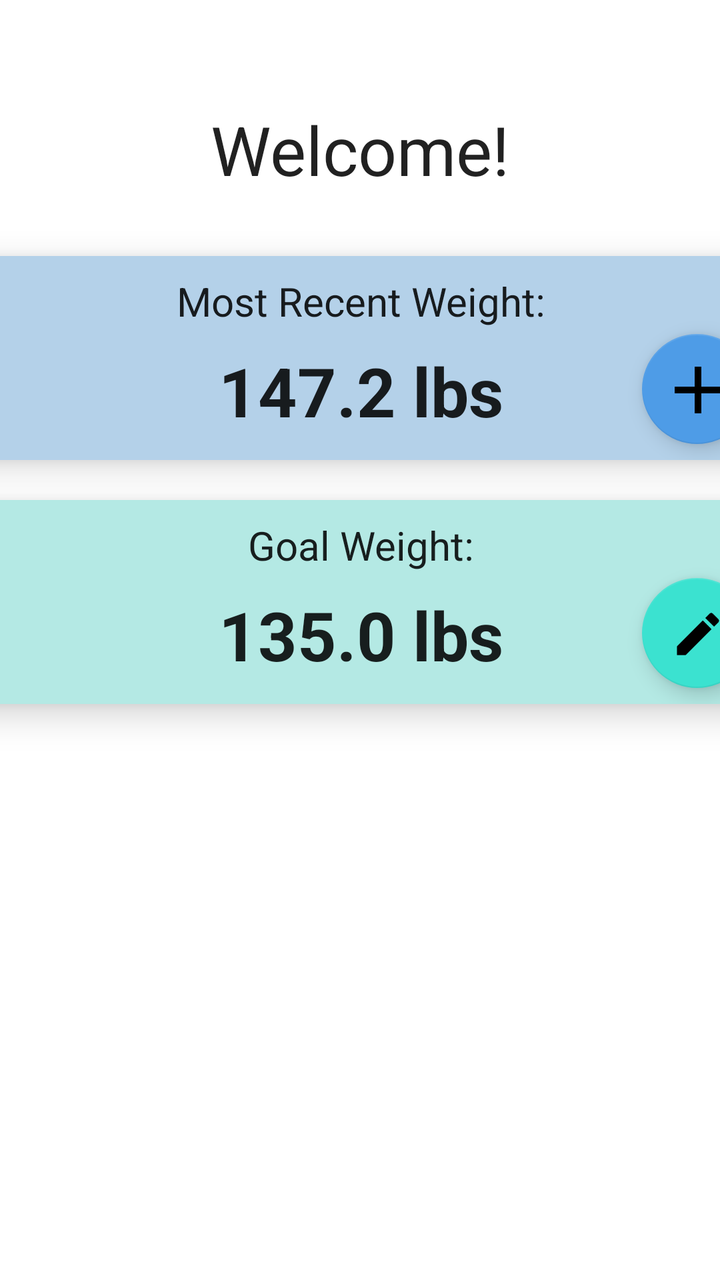
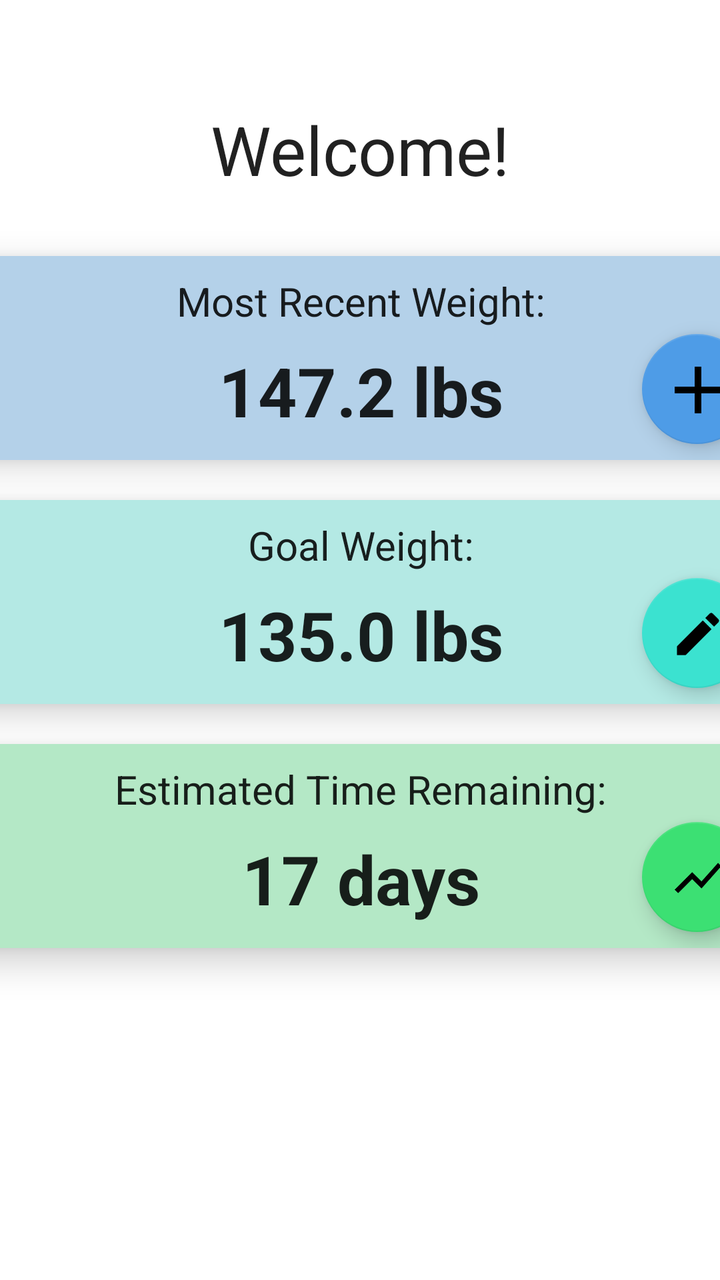

Before-and-after screenshots of an Android layout around one commit, followed by the original layout XML and the change that was made.
<!-- AndroidManifest.xml: application theme Theme.Turco_Michael_Weight_Tracking -->
<!-- res/layout/fragment_home.xml -->
<?xml version="1.0" encoding="utf-8"?>
<androidx.constraintlayout.widget.ConstraintLayout xmlns:android="http://schemas.android.com/apk/res/android"
    xmlns:app="http://schemas.android.com/apk/res-auto"
    xmlns:tools="http://schemas.android.com/tools"
    android:layout_width="match_parent"
    android:layout_height="match_parent"
    tools:context=".ui.home.HomeFragment">

    <TextView
        android:id="@+id/welcome"
        android:layout_width="347dp"
        android:layout_height="45dp"
        android:layout_marginStart="32dp"
        android:layout_marginTop="52dp"
        android:layout_marginEnd="32dp"
        android:gravity="center"
        android:text="@string/home_welcome"
        android:textAppearance="@style/TextAppearance.AppCompat.Large"
        android:textSize="34sp"
        app:layout_constraintEnd_toEndOf="parent"
        app:layout_constraintStart_toStartOf="parent"
        app:layout_constraintTop_toTopOf="parent" />

    <androidx.cardview.widget.CardView
        android:id="@+id/card_most_recent_weight"
        android:layout_width="407dp"
        android:layout_height="102dp"
        android:layout_marginStart="2dp"
        android:layout_marginTop="31dp"
        android:layout_marginEnd="2dp"
        app:cardBackgroundColor="@color/blue_light"
        app:cardCornerRadius="10dp"
        app:cardElevation="10dp"
        app:layout_constraintEnd_toEndOf="parent"
        app:layout_constraintStart_toStartOf="parent"
        app:layout_constraintTop_toBottomOf="@+id/welcome">

        <androidx.constraintlayout.widget.ConstraintLayout
            android:layout_width="match_parent"
            android:layout_height="match_parent">

            <TextView
                android:id="@+id/title_most_recent_weight"
                android:layout_width="match_parent"
                android:layout_height="45dp"
                android:gravity="center"
                android:text="@string/home_most_recent_weight"
                android:textAppearance="@style/TextAppearance.AppCompat.Large"
                android:textSize="20sp"
                app:layout_constraintEnd_toEndOf="parent"
                app:layout_constraintStart_toStartOf="parent"
                app:layout_constraintTop_toTopOf="parent" />

            <TextView
                android:id="@+id/most_recent_weight"
                android:layout_width="267dp"
                android:layout_height="48dp"
                android:layout_marginBottom="12dp"
                android:gravity="bottom|center"
                android:text="147.2 lbs"
                android:textAppearance="@style/TextAppearance.AppCompat.Large"
                android:textSize="34sp"
                android:textStyle="bold"
                app:layout_constraintBottom_toBottomOf="parent"
                app:layout_constraintEnd_toEndOf="parent"
                app:layout_constraintStart_toStartOf="parent" />

            <com.google.android.material.floatingactionbutton.FloatingActionButton
                android:id="@+id/add_weight"
                android:layout_width="62dp"
                android:layout_height="55dp"
                android:layout_marginEnd="8dp"
                android:layout_marginBottom="8dp"
                android:clickable="true"
                android:contentDescription="@string/title_new_weight"
                android:src="@drawable/ic_add_black_24dp"
                app:backgroundTint="@color/blue_medium"
                app:layout_constraintBottom_toBottomOf="parent"
                app:layout_constraintEnd_toEndOf="parent"
                app:maxImageSize="40dp" />
        </androidx.constraintlayout.widget.ConstraintLayout>

    </androidx.cardview.widget.CardView>

    <androidx.cardview.widget.CardView
        android:id="@+id/card_goal_weight"
        android:layout_width="407dp"
        android:layout_height="102dp"
        android:layout_marginStart="2dp"
        android:layout_marginTop="20dp"
        android:layout_marginEnd="2dp"
        app:cardBackgroundColor="@color/teal_light"
        app:cardCornerRadius="10dp"
        app:cardElevation="10dp"
        app:layout_constraintEnd_toEndOf="parent"
        app:layout_constraintStart_toStartOf="parent"
        app:layout_constraintTop_toBottomOf="@+id/card_most_recent_weight">

        <androidx.constraintlayout.widget.ConstraintLayout
            android:layout_width="match_parent"
            android:layout_height="match_parent">

            <TextView
                android:id="@+id/title_goal_weight"
                android:layout_width="match_parent"
                android:layout_height="45dp"
                android:gravity="center"
                android:text="@string/home_goal_weight"
                android:textAppearance="@style/TextAppearance.AppCompat.Large"
                android:textSize="20sp"
                app:layout_constraintEnd_toEndOf="parent"
                app:layout_constraintStart_toStartOf="parent"
                app:layout_constraintTop_toTopOf="parent" />

            <TextView
                android:id="@+id/goal_weight"
                android:layout_width="267dp"
                android:layout_height="48dp"
                android:layout_marginBottom="12dp"
                android:gravity="bottom|center"
                android:text="135.0 lbs"
                android:textAppearance="@style/TextAppearance.AppCompat.Large"
                android:textSize="34sp"
                android:textStyle="bold"
                app:layout_constraintBottom_toBottomOf="parent"
                app:layout_constraintEnd_toEndOf="parent"
                app:layout_constraintStart_toStartOf="parent" />

            <com.google.android.material.floatingactionbutton.FloatingActionButton
                android:id="@+id/edit_goal_weight"
                android:layout_width="62dp"
                android:layout_height="55dp"
                android:layout_marginEnd="8dp"
                android:layout_marginBottom="8dp"
                android:clickable="true"
                android:contentDescription="@string/title_new_weight"
                android:src="@drawable/ic_edit_black_24dp"
                app:backgroundTint="@color/teal_medium"
                app:layout_constraintBottom_toBottomOf="parent"
                app:layout_constraintEnd_toEndOf="parent"
                app:maxImageSize="28dp" />
        </androidx.constraintlayout.widget.ConstraintLayout>

    </androidx.cardview.widget.CardView>

</androidx.constraintlayout.widget.ConstraintLayout>
<!-- resources referenced by this layout -->
<resources>
  <color name="blue_light">#B4D1E9</color>
  <color name="blue_medium">#4E9CE7</color>
  <color name="teal_light">#B4E9E4</color>
  <color name="teal_medium">#3BE2D0</color>
  <!-- drawable ic_add_black_24dp (drawable) -->
  <vector xmlns:android="http://schemas.android.com/apk/res/android"
      android:height="24dp"
      android:tint="#000000"
      android:viewportHeight="24"
      android:viewportWidth="24"
      android:width="24dp">
  
      <path
          android:fillColor="@android:color/white"
          android:pathData="M19,13h-6v6h-2v-6H5v-2h6V5h2v6h6v2z" />
  
  </vector>
  <!-- drawable ic_edit_black_24dp (drawable) -->
  <vector xmlns:android="http://schemas.android.com/apk/res/android"
      android:height="24dp"
      android:tint="#000000"
      android:viewportHeight="24"
      android:viewportWidth="24"
      android:width="24dp">
  
      <path
          android:fillColor="@android:color/white"
          android:pathData="M3,17.25V21h3.75L17.81,9.94l-3.75,-3.75L3,17.25zM20.71,7.04c0.39,-0.39 0.39,-1.02 0,-1.41l-2.34,-2.34c-0.39,-0.39 -1.02,-0.39 -1.41,0l-1.83,1.83 3.75,3.75 1.83,-1.83z" />
  
  </vector>
  <string name="home_goal_weight">Goal Weight:</string>
  <string name="home_most_recent_weight">Most Recent Weight:</string>
  <string name="home_welcome">Welcome!</string>
  <string name="title_new_weight">New Weight</string>
  <style name="Theme.Turco_Michael_Weight_Tracking" parent="Theme.MaterialComponents.DayNight.DarkActionBar">
          
          <item name="colorPrimary">@color/blue_500</item>
          <item name="colorPrimaryVariant">@color/blue_700</item>
          <item name="colorOnPrimary">@color/white</item>
          
          <item name="colorSecondary">@color/teal_200</item>
          <item name="colorSecondaryVariant">@color/teal_700</item>
          <item name="colorOnSecondary">@color/black</item>
          
          <item name="android:statusBarColor">?attr/colorPrimaryVariant</item>
          
      </style>
  <color name="blue_500">#0077EE</color>
  <color name="blue_700">#0042B3</color>
  <color name="white">#FFFFFFFF</color>
  <color name="teal_200">#FF03DAC5</color>
  <color name="teal_700">#FF018786</color>
  <color name="black">#FF000000</color>
</resources>

<!-- the commit's change to res/layout/fragment_home.xml (unified diff, before → after) -->
@@ -143,4 +143,65 @@
 
     </androidx.cardview.widget.CardView>
 
+    <androidx.cardview.widget.CardView
+        android:id="@+id/card_estimated_time"
+        android:layout_width="407dp"
+        android:layout_height="102dp"
+        android:layout_marginStart="2dp"
+        android:layout_marginTop="20dp"
+        android:layout_marginEnd="2dp"
+        app:cardBackgroundColor="@color/lime_light"
+        app:cardCornerRadius="10dp"
+        app:cardElevation="10dp"
+        app:layout_constraintEnd_toEndOf="parent"
+        app:layout_constraintStart_toStartOf="parent"
+        app:layout_constraintTop_toBottomOf="@+id/card_goal_weight">
+
+        <androidx.constraintlayout.widget.ConstraintLayout
+            android:layout_width="match_parent"
+            android:layout_height="match_parent">
+
+            <TextView
+                android:id="@+id/title_estimated_time"
+                android:layout_width="match_parent"
+                android:layout_height="45dp"
+                android:gravity="center"
+                android:text="@string/title_estimated_time"
+                android:textAppearance="@style/TextAppearance.AppCompat.Large"
+                android:textSize="20sp"
+                app:layout_constraintEnd_toEndOf="parent"
+                app:layout_constraintStart_toStartOf="parent"
+                app:layout_constraintTop_toTopOf="parent" />
+
+            <TextView
+                android:id="@+id/estimated_time"
+                android:layout_width="267dp"
+                android:layout_height="48dp"
+                android:layout_marginBottom="12dp"
+                android:gravity="bottom|center"
+                android:text="17 days"
+                android:textAppearance="@style/TextAppearance.AppCompat.Large"
+                android:textSize="34sp"
+                android:textStyle="bold"
+                app:layout_constraintBottom_toBottomOf="parent"
+                app:layout_constraintEnd_toEndOf="parent"
+                app:layout_constraintStart_toStartOf="parent" />
+
+            <com.google.android.material.floatingactionbutton.FloatingActionButton
+                android:id="@+id/view_graph"
+                android:layout_width="62dp"
+                android:layout_height="55dp"
+                android:layout_marginEnd="8dp"
+                android:layout_marginBottom="8dp"
+                android:clickable="true"
+                android:contentDescription="@string/title_graph"
+                android:src="@drawable/ic_chart_black_24dp"
+                app:backgroundTint="@color/lime_medium"
+                app:layout_constraintBottom_toBottomOf="parent"
+                app:layout_constraintEnd_toEndOf="parent"
+                app:maxImageSize="28dp" />
+        </androidx.constraintlayout.widget.ConstraintLayout>
+
+    </androidx.cardview.widget.CardView>
+
 </androidx.constraintlayout.widget.ConstraintLayout>
<!-- resource entries referenced after the edit -->
@@ -2,6 +2,8 @@
 <resources>
   <color name="blue_light">#B4D1E9</color>
   <color name="blue_medium">#4E9CE7</color>
+  <color name="lime_light">#B4E8C6</color>
+  <color name="lime_medium">#3CE073</color>
   <color name="teal_light">#B4E9E4</color>
   <color name="teal_medium">#3BE2D0</color>
   <!-- drawable ic_add_black_24dp (drawable) -->
@@ -15,6 +17,20 @@
       <path
           android:fillColor="@android:color/white"
           android:pathData="M19,13h-6v6h-2v-6H5v-2h6V5h2v6h6v2z" />
+  
+  </vector>
+  <!-- drawable ic_chart_black_24dp (drawable) -->
+  <vector xmlns:android="http://schemas.android.com/apk/res/android"
+      android:autoMirrored="true"
+      android:height="24dp"
+      android:tint="#000000"
+      android:viewportHeight="24"
+      android:viewportWidth="24"
+      android:width="24dp">
+  
+      <path
+          android:fillColor="@android:color/white"
+          android:pathData="M3.5,18.49l6,-6.01 4,4L22,6.92l-1.41,-1.41 -7.09,7.97 -4,-4L2,16.99z" />
   
   </vector>
   <!-- drawable ic_edit_black_24dp (drawable) -->
@@ -33,6 +49,8 @@
   <string name="home_goal_weight">Goal Weight:</string>
   <string name="home_most_recent_weight">Most Recent Weight:</string>
   <string name="home_welcome">Welcome!</string>
+  <string name="title_estimated_time">Estimated Time Remaining:</string>
+  <string name="title_graph">Weight History Graph</string>
   <string name="title_new_weight">New Weight</string>
   <style name="Theme.Turco_Michael_Weight_Tracking" parent="Theme.MaterialComponents.DayNight.DarkActionBar">
           
